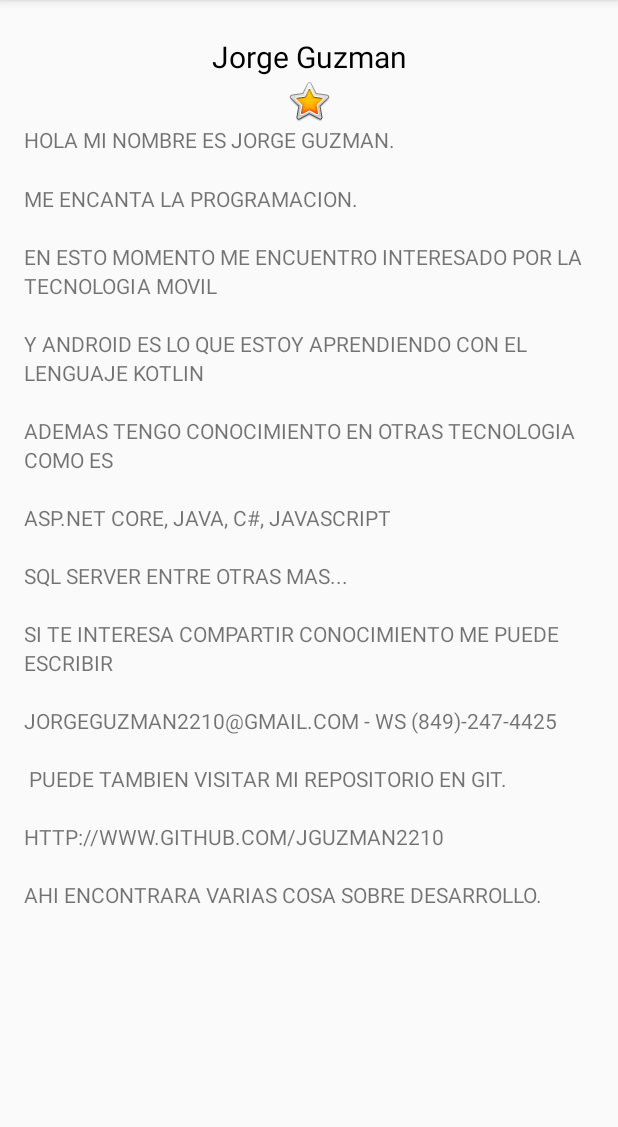
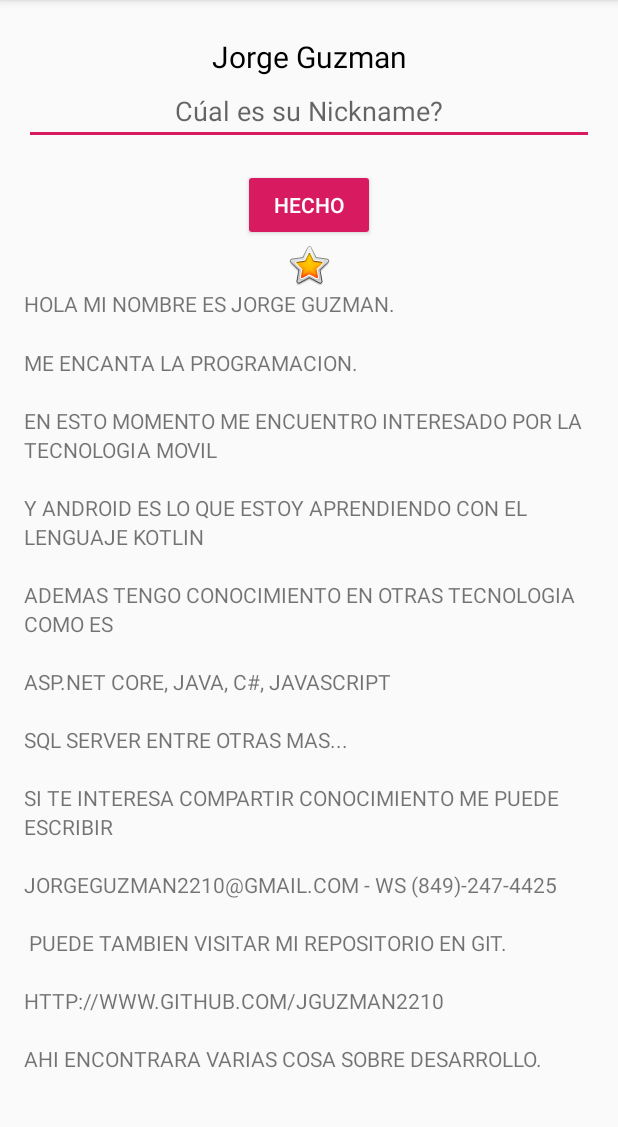
Before and after one commit to JGuzman2210/CodeLabs, an Android app: the screen it shows after launch (MainActivity), on a phone screen of 412 x 824 dp, the part 84-1211 px from its top. Run offline under Robolectric (Android 15) with nearby library versions, the phone set to English and light mode, and no system bars.

Commit message:
Create CodeLasb 2 add Nickname'

```diff
--- a/Codelabs1_-_LinearLayout/app/src/main/java/com/android/softhk/aboutme/MainActivity.kt
+++ b/Codelabs1_-_LinearLayout/app/src/main/java/com/android/softhk/aboutme/MainActivity.kt
@@ -2,11 +2,27 @@ package com.android.softhk.aboutme
 
 import androidx.appcompat.app.AppCompatActivity
 import android.os.Bundle
+import android.view.View
+import kotlinx.android.synthetic.main.activity_main.*
 
 class MainActivity : AppCompatActivity() {
 
     override fun onCreate(savedInstanceState: Bundle?) {
         super.onCreate(savedInstanceState)
         setContentView(R.layout.activity_main)
+
+        done_button.setOnClickListener{
+            var nickNameEdit = nickname_edit.text.toString()
+            nickname_text.text = nickNameEdit
+            nickname_edit.visibility = View.GONE
+            done_button.visibility = View.GONE
+            nickname_text.visibility = View.VISIBLE
+        }
+
+        nickname_text.setOnClickListener{
+            nickname_edit.visibility = View.VISIBLE
+            done_button.visibility = View.VISIBLE
+            nickname_text.visibility = View.GONE
+        }
     }
 }
--- a/Codelabs1_-_LinearLayout/app/src/main/res/layout/activity_main.xml
+++ b/Codelabs1_-_LinearLayout/app/src/main/res/layout/activity_main.xml
@@ -19,6 +19,32 @@
         android:textAlignment="center"
         android:textColor="#000000"
         android:textSize="@dimen/text_size" />
+
+    <EditText
+        android:id="@+id/nickname_edit"
+        android:layout_width="match_parent"
+        android:layout_height="wrap_content"
+        android:textAlignment="center"
+        android:inputType="textPersonName"
+        android:hint="@string/what_is_your_nickname"
+        />
+
+    <Button
+        android:id="@+id/done_button"
+        style="@style/Widget.AppCompat.Button.Colored"
+        android:layout_width="wrap_content"
+        android:layout_height="wrap_content"
+        android:layout_gravity="center_horizontal"
+        android:layout_marginTop="@dimen/layout_margin"
+        android:text="@string/done" />
+
+    <TextView
+        android:id="@+id/nickname_text"
+        android:textAlignment="center"
+        android:layout_width="match_parent"
+        android:layout_height="wrap_content"
+        android:visibility="gone"
+        android:text="" />
 
     <ImageView
         android:id="@+id/star_imag"
--- a/Codelabs1_-_LinearLayout/app/src/main/res/values/dimens.xml
+++ b/Codelabs1_-_LinearLayout/app/src/main/res/values/dimens.xml
@@ -5,4 +5,5 @@
     <dimen name="layout_margin">16dp</dimen>
     <dimen name="layout_padding">16dp</dimen>
 
+
 </resources>
--- a/Codelabs1_-_LinearLayout/app/src/main/res/values/strings.xml
+++ b/Codelabs1_-_LinearLayout/app/src/main/res/values/strings.xml
@@ -15,4 +15,6 @@
 \n\nHTTP://WWW.GITHUB.COM/JGUZMAN2210
 \n\nAHI ENCONTRARA VARIAS COSA SOBRE DESARROLLO.
         \n\n</string>
+    <string name="what_is_your_nickname">Cúal es su Nickname?</string>
+    <string name="done">Hecho</string>
 </resources>
```
Also changed, not shown: 2 other files.
